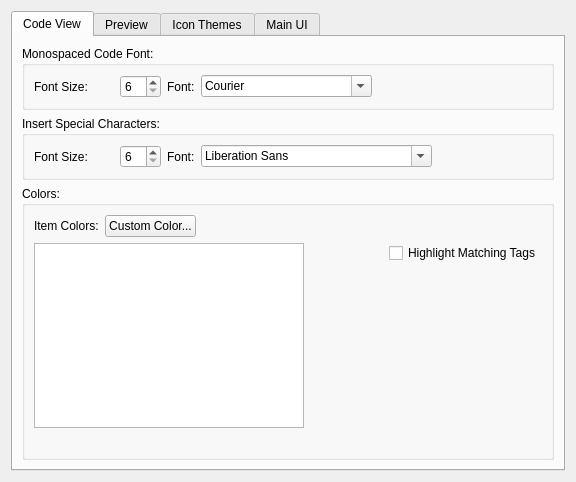
Old version of the form src/Form_Files/PAppearanceWidget.ui in the repository Sigil-Ebook/Sigil.
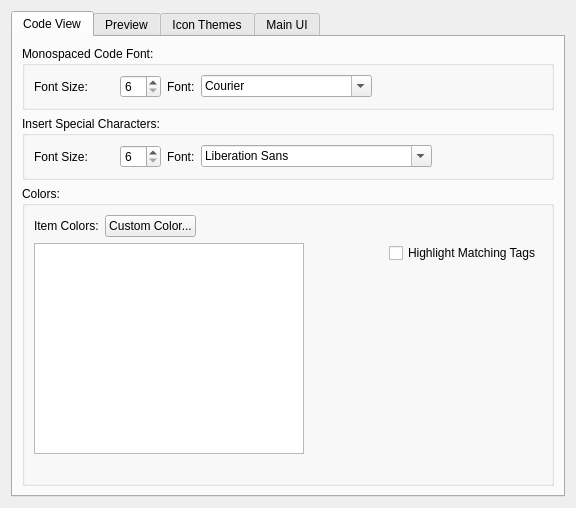
New version of the form.

Patch:
```diff
--- a/src/Form_Files/PAppearanceWidget.ui
+++ b/src/Form_Files/PAppearanceWidget.ui
@@ -7,7 +7,7 @@
     <x>0</x>
     <y>0</y>
     <width>576</width>
-    <height>475</height>
+    <height>508</height>
    </rect>
   </property>
   <property name="windowTitle">
```
Left out of the diff: 39 changed lines with no effect on the pictures.
